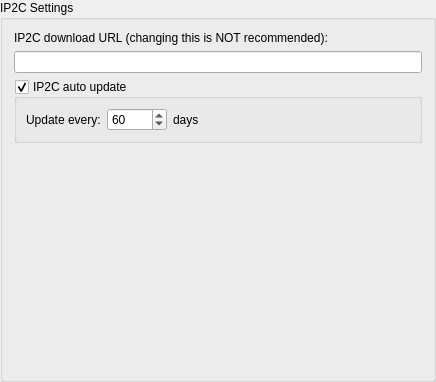
Destroyerrrocket/doomseeker-unofficial, file src/core/gui/configuration/cfgip2country.ui: the form before one commit.
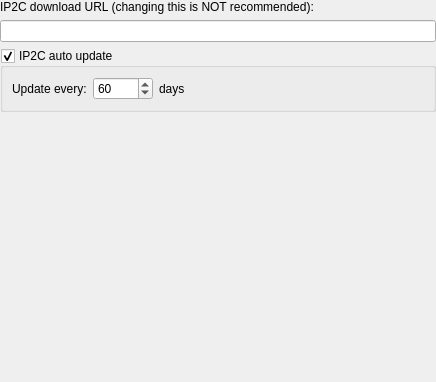
The form after the commit.

Commit message: - All configuration pages are now descendants of QWidget rather than QGroupBox. Configuration dialog is responsible for spawning the groupbox and inserting page within.

Patch:
```diff
--- a/src/core/gui/configuration/cfgip2country.ui
+++ b/src/core/gui/configuration/cfgip2country.ui
@@ -1,7 +1,7 @@
 <?xml version="1.0" encoding="UTF-8"?>
 <ui version="4.0">
  <class>CFGIP2Country</class>
- <widget class="QGroupBox" name="CFGIP2Country">
+ <widget class="QWidget" name="CFGIP2Country">
   <property name="geometry">
    <rect>
     <x>0</x>
@@ -10,13 +10,10 @@
     <height>382</height>
    </rect>
   </property>
-  <property name="windowTitle">
-   <string>GroupBox</string>
-  </property>
-  <property name="title">
-   <string>IP2C Settings</string>
-  </property>
   <layout class="QVBoxLayout" name="verticalLayout">
+   <property name="margin">
+    <number>0</number>
+   </property>
    <item>
     <widget class="QLabel" name="label_3">
      <property name="text">
```
The commit also changes 29 other files.
